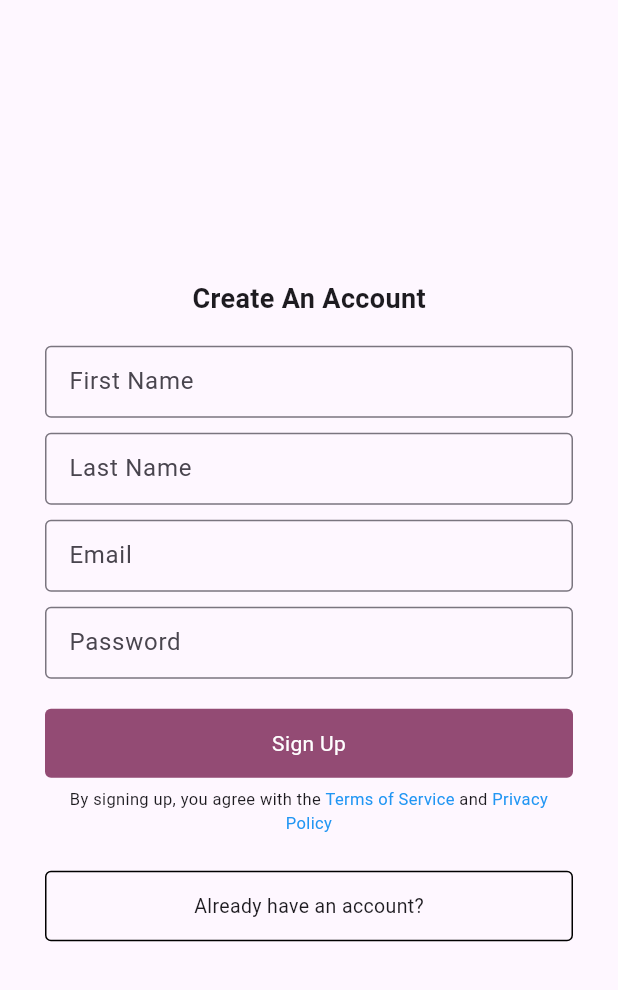
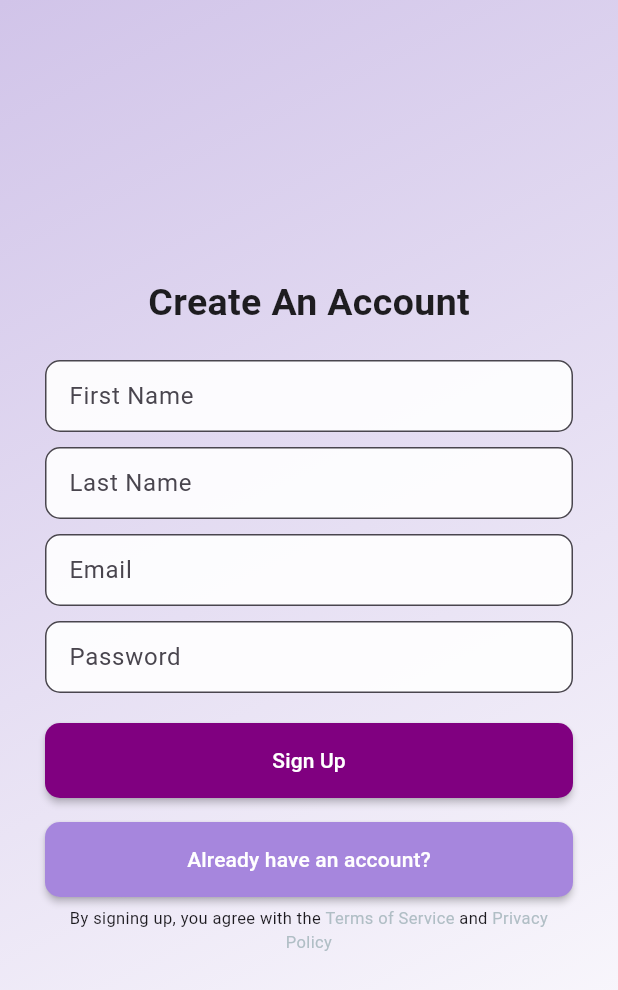
Before and after one commit to mijimoto/PC-Builer-FE, a Flutter app: the screen it shows after launch, after a tap on "Login", after a tap on "Need an account", on a phone screen of 412 x 824 dp. Shown: the top 990 px of the screen. Run offline on Flutter 3.47's test engine with Material 3 defaults, Android fonts, the light colour scheme and no system bars; our stand-ins replace shared_preferences.

Commit message:
Add files via upload

```diff
--- a/lib/log_in_page.dart
+++ b/lib/log_in_page.dart
@@ -2,8 +2,8 @@
 import 'sign_up_screen.dart';
 import 'forgot_password_page.dart';
 import 'user_page.dart';
-import 'package:http/http.dart' as http; // For API calls
-import 'dart:convert'; // For JSON encoding
+import 'package:http/http.dart' as http;
+import 'dart:convert';
 import 'home_page.dart';
 import 'package:shared_preferences/shared_preferences.dart';
 
@@ -18,6 +18,7 @@
   final _emailController = TextEditingController();
   final _passwordController = TextEditingController();
   String? _errorMessage;
+  bool _isLoading = false;
 
   @override
   void dispose() {
@@ -93,21 +94,23 @@
 
   @override
   Widget build(BuildContext context) {
+    print('LogInScreen: build called, isLoading: $_isLoading, errorMessage: $_errorMessage');
     return Scaffold(
       body: Stack(
         children: [
-          // ✅ Background and Login Form
           Container(
             padding: const EdgeInsets.only(top: 100, left: 20, right: 20),
             width: double.infinity,
             decoration: const BoxDecoration(
               gradient: LinearGradient(
-                colors: [Colors.white, Colors.white],
-                begin: Alignment.topRight,
-                end: Alignment.bottomLeft,
+                colors: [Color(0xFFD1C4E9), Colors.white],
+                begin: Alignment.topLeft,
+                end: Alignment.bottomRight,
               ),
             ),
-            child: Column(
+            child: _isLoading
+                ? Center(child: CircularProgressIndicator())
+                : Column(
                     children: [
                       const Padding(
                         padding: EdgeInsets.only(top: 12.0),
@@ -116,7 +119,7 @@
                           style: TextStyle(
                             fontSize: 25,
                             fontWeight: FontWeight.normal,
-                      color: Colors.black,
+                            color: Colors.black87,
                           ),
                         ),
                       ),
@@ -129,19 +132,25 @@
                               children: [
                                 TextField(
                                   controller: _emailController,
-                            decoration: const InputDecoration(
+                                  decoration: InputDecoration(
                                     labelText: 'Email',
-                              border: OutlineInputBorder(),
-                              errorText: null,
+                                    border: OutlineInputBorder(
+                                      borderRadius: BorderRadius.circular(10),
+                                    ),
+                                    filled: true,
+                                    fillColor: Colors.white.withOpacity(0.9),
                                   ),
                                 ),
-                          const SizedBox(height: 20),
+                                const SizedBox(height: 10),
                                 TextField(
                                   controller: _passwordController,
-                            decoration: const InputDecoration(
+                                  decoration: InputDecoration(
                                     labelText: 'Password',
-                              border: OutlineInputBorder(),
-                              errorText: null,
+                                    border: OutlineInputBorder(
+                                      borderRadius: BorderRadius.circular(10),
+                                    ),
+                                    filled: true,
+                                    fillColor: Colors.white.withOpacity(0.9),
                                   ),
                                   obscureText: true,
                                 ),
@@ -160,6 +169,7 @@
                                   alignment: Alignment.centerRight,
                                   child: TextButton(
                                     onPressed: () {
+                                      print('LogInScreen: Navigating to ForgotPasswordScreen');
                                       Navigator.push(
                                         context,
                                         MaterialPageRoute(
@@ -167,30 +177,32 @@
                                         ),
                                       );
                                     },
-                              child: const Text('Forgot password?'),
+                                    child: const Text(
+                                      'Forgot password?',
+                                      style: TextStyle(color: Color(0xFFB0BEC5)),
+                                    ),
                                   ),
                                 ),
                                 const SizedBox(height: 10),
                                 ElevatedButton(
                                   style: ElevatedButton.styleFrom(
-                              backgroundColor: const Color.fromARGB(
-                                185,
-                                170,
-                                20,
-                                113,
+                                    backgroundColor: Color(0xFF800080),
+                                    foregroundColor: Colors.white,
+                                    minimumSize: Size(double.infinity, 50),
+                                    shape: RoundedRectangleBorder(
+                                      borderRadius: BorderRadius.circular(10),
                                     ),
-                              foregroundColor: Colors.white,
-                              side: const BorderSide(color: Colors.black),
-                              shape: RoundedRectangleBorder(
-                                borderRadius: BorderRadius.circular(6),
+                                    elevation: 2,
                                   ),
-                            ),
-                            onPressed: _handleLogin,
+                                  onPressed: _isLoading ? null : _handleLogin,
                                   child: const Text('Login'),
                                 ),
                                 const SizedBox(height: 16),
                                 ElevatedButton(
-                            onPressed: () {
+                                  onPressed: _isLoading
+                                      ? null
+                                      : () {
+                                          print('LogInScreen: Navigating to SignUpScreen');
                                           Navigator.pushReplacement(
                                             context,
                                             MaterialPageRoute(
@@ -199,11 +211,13 @@
                                           );
                                         },
                                   style: ElevatedButton.styleFrom(
-                              foregroundColor: Colors.black,
-                              side: const BorderSide(color: Colors.black),
+                                    backgroundColor: Color.fromARGB(255, 166, 134, 221),
+                                    foregroundColor: Colors.white,
+                                    minimumSize: Size(double.infinity, 50),
                                     shape: RoundedRectangleBorder(
-                                borderRadius: BorderRadius.circular(6),
+                                      borderRadius: BorderRadius.circular(10),
                                     ),
+                                    elevation: 2,
                                   ),
                                   child: const Text('Need an account'),
                                 ),
@@ -215,13 +229,13 @@
                     ],
                   ),
           ),
-          // Back Arrow Button
           Positioned(
             top: 0,
             left: 0,
             child: IconButton(
               icon: const Icon(Icons.arrow_back, size: 28),
               onPressed: () {
+                print('LogInScreen: Navigating to HomePageScreen');
                 Navigator.pushReplacement(
                   context,
                   MaterialPageRoute(
--- a/lib/sign_up_screen.dart
+++ b/lib/sign_up_screen.dart
@@ -1,7 +1,6 @@
 import 'package:flutter/material.dart';
 import 'package:http/http.dart' as http;
 import 'log_in_page.dart';
-import 'dart:io'; // For exit()
 import 'dart:convert';
 
 class SignUpScreen extends StatefulWidget {
@@ -17,12 +16,18 @@
   final _lastNameController = TextEditingController();
   final _emailController = TextEditingController();
   final _passwordController = TextEditingController();
+  String? _errorMessage;
+  bool _isLoading = false;
+  final emailRegex = RegExp(r'^[\w-\.]+@gmail\.com$');
 
-  String? _errorMessage;
-  bool _hoverSignUp = false;
-  bool _hoverAlready = false;
-
-  final emailRegex = RegExp(r'^[\w-\.]+@gmail\.com$');
+  @override
+  void dispose() {
+    _firstNameController.dispose();
+    _lastNameController.dispose();
+    _emailController.dispose();
+    _passwordController.dispose();
+    super.dispose();
+  }
 
   Future<void> _validateAndSubmit() async {
     setState(() {
@@ -86,33 +91,46 @@
 
   @override
   Widget build(BuildContext context) {
+    print('SignUpScreen: build called, isLoading: $_isLoading, errorMessage: $_errorMessage');
     return Scaffold(
-      body: Stack(
+      body: Container(
+        decoration: const BoxDecoration(
+          gradient: LinearGradient(
+            colors: [Color(0xFFD1C4E9), Colors.white],
+            begin: Alignment.topLeft,
+            end: Alignment.bottomRight,
+          ),
+        ),
+        child: Stack(
           children: [
             Center(
-            child: SingleChildScrollView(
+              child: _isLoading
+                  ? Center(child: CircularProgressIndicator())
+                  : SingleChildScrollView(
                       padding: const EdgeInsets.symmetric(horizontal: 30),
                       child: Form(
                         key: _formKey,
                         child: Column(
                           children: [
-                    const SizedBox(height: 10),
-
+                            const SizedBox(height: 20),
                             const Text(
-                      "Create An Account",
+                              'Create An Account',
                               style: TextStyle(
-                        fontSize: 18,
+                                fontSize: 25,
                                 fontWeight: FontWeight.bold,
+                                color: Colors.black87,
                               ),
                             ),
-
-                    const SizedBox(height: 18),
-
+                            const SizedBox(height: 20),
                             TextFormField(
                               controller: _firstNameController,
-                      decoration: const InputDecoration(
+                              decoration: InputDecoration(
                                 labelText: 'First Name',
-                        border: OutlineInputBorder(),
+                                border: OutlineInputBorder(
+                                  borderRadius: BorderRadius.circular(10),
+                                ),
+                                filled: true,
+                                fillColor: Colors.white.withOpacity(0.9),
                                 contentPadding: EdgeInsets.symmetric(
                                   horizontal: 12,
                                   vertical: 10,
@@ -120,12 +138,15 @@
                               ),
                             ),
                             const SizedBox(height: 10),
-
                             TextFormField(
                               controller: _lastNameController,
-                      decoration: const InputDecoration(
+                              decoration: InputDecoration(
                                 labelText: 'Last Name',
-                        border: OutlineInputBorder(),
+                                border: OutlineInputBorder(
+                                  borderRadius: BorderRadius.circular(10),
+                                ),
+                                filled: true,
+                                fillColor: Colors.white.withOpacity(0.9),
                                 contentPadding: EdgeInsets.symmetric(
                                   horizontal: 12,
                                   vertical: 10,
@@ -133,12 +154,15 @@
                               ),
                             ),
                             const SizedBox(height: 10),
-
                             TextFormField(
                               controller: _emailController,
-                      decoration: const InputDecoration(
+                              decoration: InputDecoration(
                                 labelText: 'Email',
-                        border: OutlineInputBorder(),
+                                border: OutlineInputBorder(
+                                  borderRadius: BorderRadius.circular(10),
+                                ),
+                                filled: true,
+                                fillColor: Colors.white.withOpacity(0.9),
                                 contentPadding: EdgeInsets.symmetric(
                                   horizontal: 12,
                                   vertical: 10,
@@ -147,13 +171,16 @@
                               keyboardType: TextInputType.emailAddress,
                             ),
                             const SizedBox(height: 10),
-
                             TextFormField(
                               controller: _passwordController,
                               obscureText: true,
-                      decoration: const InputDecoration(
+                              decoration: InputDecoration(
                                 labelText: 'Password',
-                        border: OutlineInputBorder(),
+                                border: OutlineInputBorder(
+                                  borderRadius: BorderRadius.circular(10),
+                                ),
+                                filled: true,
+                                fillColor: Colors.white.withOpacity(0.9),
                                 contentPadding: EdgeInsets.symmetric(
                                   horizontal: 12,
                                   vertical: 10,
@@ -161,53 +188,65 @@
                               ),
                             ),
                             const SizedBox(height: 12),
-
                             if (_errorMessage != null)
                               Text(
                                 _errorMessage!,
                                 style: const TextStyle(
-                          color: Colors.amber,
+                                  color: Colors.red,
                                   fontSize: 12,
                                 ),
                               ),
                             const SizedBox(height: 8),
-
-                    MouseRegion(
-                      onEnter: (_) => setState(() => _hoverSignUp = true),
-                      onExit: (_) => setState(() => _hoverSignUp = false),
-                      child: GestureDetector(
-                        onTap: _validateAndSubmit,
-                        child: Container(
-                          width: double.infinity,
-                          padding: const EdgeInsets.symmetric(vertical: 13),
-                          decoration: BoxDecoration(
-                            color: _hoverSignUp
-                                ? const Color(0xFFa05279)
-                                : const Color(0xFF934B74),
-                            borderRadius: BorderRadius.circular(4),
+                            ElevatedButton(
+                              style: ElevatedButton.styleFrom(
+                                backgroundColor: Color(0xFF800080),
+                                foregroundColor: Colors.white,
+                                minimumSize: Size(double.infinity, 50),
+                                shape: RoundedRectangleBorder(
+                                  borderRadius: BorderRadius.circular(10),
                                 ),
-                          alignment: Alignment.center,
-                          child: const Text(
-                            "Sign Up",
-                            style: TextStyle(color: Colors.white, fontSize: 14),
+                                elevation: 2,
                               ),
+                              onPressed: _isLoading ? null : _validateAndSubmit,
+                              child: const Text('Sign Up'),
                             ),
+                            const SizedBox(height: 16),
+                            ElevatedButton(
+                              onPressed: _isLoading
+                                  ? null
+                                  : () {
+                                      print('SignUpScreen: Navigating to LogInScreen');
+                                      Navigator.pushReplacement(
+                                        context,
+                                        MaterialPageRoute(
+                                          builder: (context) => const LogInScreen(),
                                         ),
+                                      );
+                                    },
+                              style: ElevatedButton.styleFrom(
+                                backgroundColor: Color.fromARGB(255, 166, 134, 221),
+                                foregroundColor: Colors.white,
+                                minimumSize: Size(double.infinity, 50),
+                                shape: RoundedRectangleBorder(
+                                  borderRadius: BorderRadius.circular(10),
+                                ),
+                                elevation: 2,
+                              ),
+                              child: const Text('Already have an account?'),
                             ),
                             const SizedBox(height: 6),
-
                             Text.rich(
                               TextSpan(
-                        text: "By signing up, you agree with the ",
+                                text: 'By signing up, you agree with the ',
                                 children: [
                                   TextSpan(
-                            text: "Terms of Service",
-                            style: const TextStyle(color: Colors.blue),
+                                    text: 'Terms of Service',
+                                    style: const TextStyle(color: Color(0xFFB0BEC5)),
                                   ),
-                          const TextSpan(text: " and "),
+                                  const TextSpan(text: ' and '),
                                   TextSpan(
-                            text: "Privacy Policy",
-                            style: const TextStyle(color: Colors.blue),
+                                    text: 'Privacy Policy',
+                                    style: const TextStyle(color: Color(0xFFB0BEC5)),
                                   ),
                                 ],
                               ),
@@ -215,54 +254,13 @@
                               style: const TextStyle(fontSize: 11),
                             ),
                             const SizedBox(height: 24),
-
-                    MouseRegion(
-                      onEnter: (_) => setState(() => _hoverAlready = true),
-                      onExit: (_) => setState(() => _hoverAlready = false),
-                      child: GestureDetector(
-                        onTap: () {
-                          Navigator.pushReplacement(
-                            context,
-                            MaterialPageRoute(
-                              builder: (context) => const LogInScreen(),
-                            ),
-                          );
-                        },
-                        child: Container(
-                          width: double.infinity,
-                          padding: const EdgeInsets.symmetric(vertical: 13),
-                          decoration: BoxDecoration(
-                            border: Border.all(color: Colors.black, width: 1),
-                            color: _hoverAlready
-                                ? Colors.grey.shade300
-                                : Colors.transparent,
-                            borderRadius: BorderRadius.circular(4),
-                          ),
-                          alignment: Alignment.center,
-                          child: const Text(
-                            "Already have an account?",
-                            style: TextStyle(fontSize: 13),
-                          ),
-                        ),
-                      ),
-                    ),
-                    const SizedBox(height: 20),
                           ],
                         ),
                       ),
                     ),
             ),
-
-          // Exit (X) Button
-          // Positioned(
-          //   top: 36,
-          //   left: 20,
-          //   child: GestureDetector(
-          //     onTap: () => exit(0),
-          //     child: const Icon(Icons.close, size: 24),
-          //   ),
-          // ),
           ],
+        ),
       ),
     );
   }
```
Lines whose indentation alone changed are shown as unchanged.
